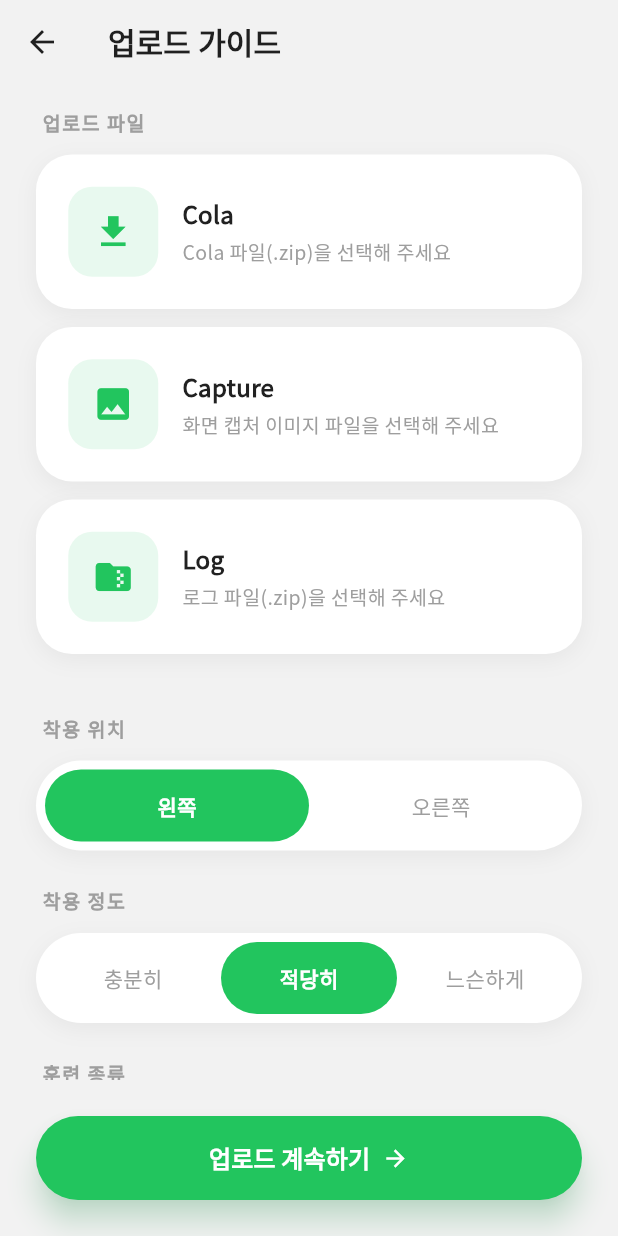
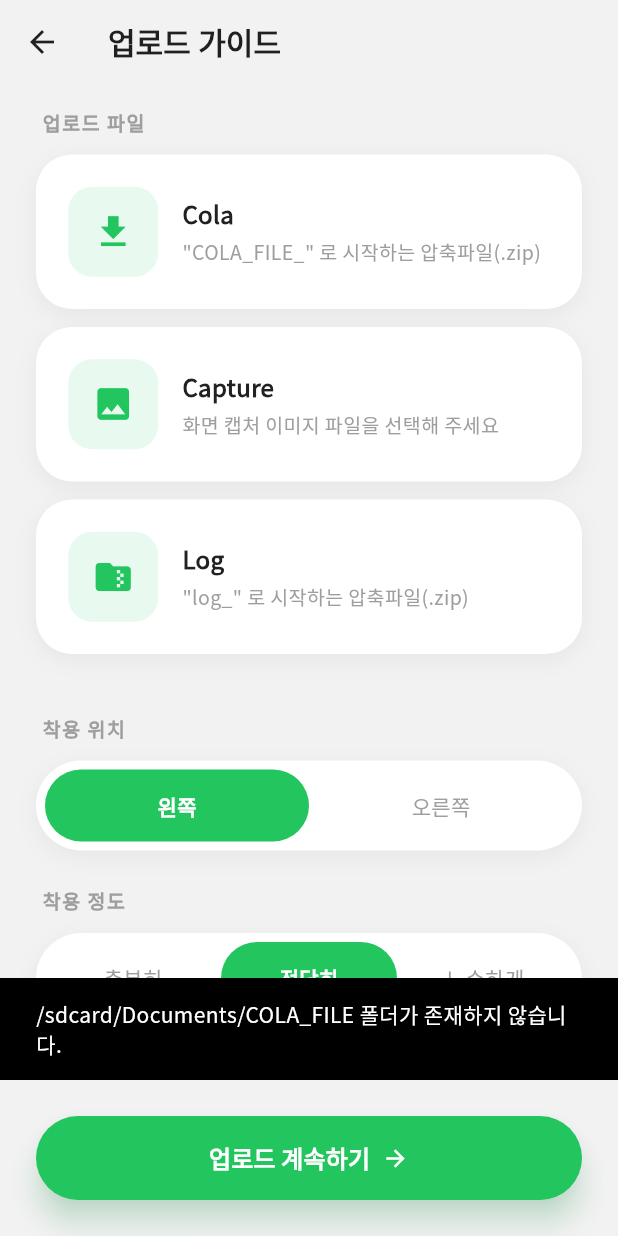
Before and after one commit to Huijong/HealthApp_V1, a Flutter app: the Screen6Upload screen opened by its route, after a tap on "Cola", on a phone screen of 412 x 824 dp. Run offline on Flutter 3.47's test engine with Material 3 defaults, Android fonts, the phone set to English and light mode, and no system bars; our stand-ins replace dio, file_picker, google_fonts, permission_handler, shared_preferences; accounts and stored records are empty; key blocks and very long unbroken strings in the code were emptied for the run.

Commit message:
업데이트 테스트

```diff
--- a/health_gui_20260324/lib/screens/screen6_upload.dart
+++ b/health_gui_20260324/lib/screens/screen6_upload.dart
@@ -1,7 +1,9 @@
+import 'dart:io';
 import 'package:flutter/material.dart';
 import 'package:file_picker/file_picker.dart';
 import 'package:dio/dio.dart';
 import 'package:shared_preferences/shared_preferences.dart';
+import 'package:permission_handler/permission_handler.dart';
 
 class Screen6Upload extends StatefulWidget {
   const Screen6Upload({super.key});
@@ -37,25 +39,104 @@
     });
   }
 
+  Future<List<PlatformFile>> _pickCustomFiles(String prefixFilter, String extension) async {
+    if (await Permission.manageExternalStorage.request().isGranted ||
+        await Permission.storage.request().isGranted) {
+
+      final dir = Directory('/storage/emulated/0/Documents/COLA_FILE');
+      if (!await dir.exists()) {
+        if (mounted) ScaffoldMessenger.of(context).showSnackBar(const SnackBar(content: Text('/sdcard/Documents/COLA_FILE 폴더가 존재하지 않습니다.')));
+        return [];
+      }
+
+      final List<File> availableFiles = [];
+      try {
+        final entities = dir.listSync();
+        for (var entity in entities) {
+          if (entity is File) {
+            final fileName = entity.uri.pathSegments.last;
+            if (fileName.toLowerCase().endsWith(extension) &&
+                fileName.toUpperCase().startsWith(prefixFilter.toUpperCase())) {
+              availableFiles.add(entity);
+            }
+          }
+        }
+      } catch (e) {
+        if (mounted) ScaffoldMessenger.of(context).showSnackBar(SnackBar(content: Text('폴더 읽기 오류: $e')));
+        return [];
+      }
+
+      if (availableFiles.isEmpty) {
+        if (mounted) ScaffoldMessenger.of(context).showSnackBar(SnackBar(content: Text('해당 폴더에 조건에 맞는 파일("$prefixFilter...")이 없습니다.')));
+        return [];
+      }
+
+      List<File> selectedFiles = [];
+      bool? isConfirmed = await showDialog<bool>(
+        context: context,
+        builder: (context) {
+          return StatefulBuilder(
+            builder: (context, setDialogState) {
+              return AlertDialog(
+                title: Text('파일 선택 ($prefixFilter...)', style: const TextStyle(fontSize: 16)),
+                content: SizedBox(
+                  width: double.maxFinite,
+                  height: 300,
+                  child: ListView.builder(
+                    shrinkWrap: true,
+                    itemCount: availableFiles.length,
+                    itemBuilder: (context, index) {
+                      final file = availableFiles[index];
+                      final isSelected = selectedFiles.contains(file);
+                      return CheckboxListTile(
+                        title: Text(file.uri.pathSegments.last, style: const TextStyle(fontSize: 13)),
+                        value: isSelected,
+                        onChanged: (bool? value) {
+                          setDialogState(() {
+                            if (value == true) {
+                              selectedFiles.add(file);
+                            } else {
+                              selectedFiles.remove(file);
+                            }
+                          });
+                        },
+                      );
+                    },
+                  ),
+                ),
+                actions: [
+                  TextButton(onPressed: () => Navigator.pop(context, false), child: const Text('취소')),
+                  ElevatedButton(onPressed: () => Navigator.pop(context, true), child: const Text('선택 완료')),
+                ],
+              );
+            }
+          );
+        }
+      );
+
+      if (isConfirmed == true && selectedFiles.isNotEmpty) {
+        return selectedFiles.map((f) => PlatformFile(
+          name: f.uri.pathSegments.last,
+          size: f.lengthSync(),
+          path: f.path,
+        )).toList();
+      }
+      return [];
+    } else {
+      if (mounted) ScaffoldMessenger.of(context).showSnackBar(const SnackBar(content: Text('저장소 접근 권한이 필요합니다. 설정에서 권한을 허용해주세요.')));
+      return [];
+    }
+  }
+
   Future<void> _pickFiles(String type) async {
     try {
-      FilePickerResult? result;
       if (type == 'Cola') {
-        result = await FilePicker.platform.pickFiles(
-          type: FileType.custom,
-          allowedExtensions: ['zip'],
-          allowMultiple: true,
-        );
-        if (result != null) {
-          final validFiles = result.files.where((f) => f.name.toUpperCase().startsWith('COLA_')).toList();
-          if (validFiles.isEmpty && result.files.isNotEmpty) {
-            if (mounted) ScaffoldMessenger.of(context).showSnackBar(const SnackBar(content: Text('COLA_ 형식으로 시작하는 파일이 없습니다.')));
-          } else {
-            setState(() => _colaFiles.addAll(validFiles));
-          }
+        final newFiles = await _pickCustomFiles('COLA_FILE_', '.zip');
+        if (newFiles.isNotEmpty) {
+          setState(() => _colaFiles.addAll(newFiles));
         }
       } else if (type == 'Capture') {
-        result = await FilePicker.platform.pickFiles(
+        FilePickerResult? result = await FilePicker.platform.pickFiles(
           type: FileType.image,
           allowMultiple: true,
         );
@@ -64,18 +145,9 @@
           setState(() => _captureFiles.addAll(files));
         }
       } else if (type == 'Log') {
-        result = await FilePicker.platform.pickFiles(
-          type: FileType.custom,
-          allowedExtensions: ['zip'],
-          allowMultiple: true,
-        );
-        if (result != null) {
-          final validFiles = result.files.where((f) => f.name.toLowerCase().startsWith('log_')).toList();
-          if (validFiles.isEmpty && result.files.isNotEmpty) {
-            if (mounted) ScaffoldMessenger.of(context).showSnackBar(const SnackBar(content: Text('log_ 로 시작하는 파일이 없습니다.')));
-          } else {
-            setState(() => _logFiles.addAll(validFiles));
-          }
+        final newFiles = await _pickCustomFiles('log_', '.zip');
+        if (newFiles.isNotEmpty) {
+          setState(() => _logFiles.addAll(newFiles));
         }
       }
     } catch (e) {
@@ -186,11 +258,11 @@
             children: [
               _buildSectionTitle('업로드 파일', isDark),
               const SizedBox(height: 12),
-              _buildUploadCard('Cola', 'Cola 파일(.zip)을 선택해 주세요', Icons.file_download, theme, isDark, primaryColor, _colaFiles),
+              _buildUploadCard('Cola', '"COLA_FILE_" 로 시작하는 압축파일(.zip)', Icons.file_download, theme, isDark, primaryColor, _colaFiles),
               const SizedBox(height: 12),
               _buildUploadCard('Capture', '화면 캡처 이미지 파일을 선택해 주세요', Icons.image, theme, isDark, primaryColor, _captureFiles),
               const SizedBox(height: 12),
-              _buildUploadCard('Log', '로그 파일(.zip)을 선택해 주세요', Icons.folder_zip, theme, isDark, primaryColor, _logFiles),
+              _buildUploadCard('Log', '"log_" 로 시작하는 압축파일(.zip)', Icons.folder_zip, theme, isDark, primaryColor, _logFiles),
 
               const SizedBox(height: 40),
 
--- a/health_gui_20260324/pubspec.yaml
+++ b/health_gui_20260324/pubspec.yaml
@@ -12,6 +12,7 @@
   flutter:
     sdk: flutter
   google_fonts: ^8.0.2
+  permission_handler: ^12.0.1
   shared_preferences: ^2.5.5
 
 dev_dependencies:
```
Also changed, not shown: health_gui_20260324/pubspec.lock, 3 other files.
